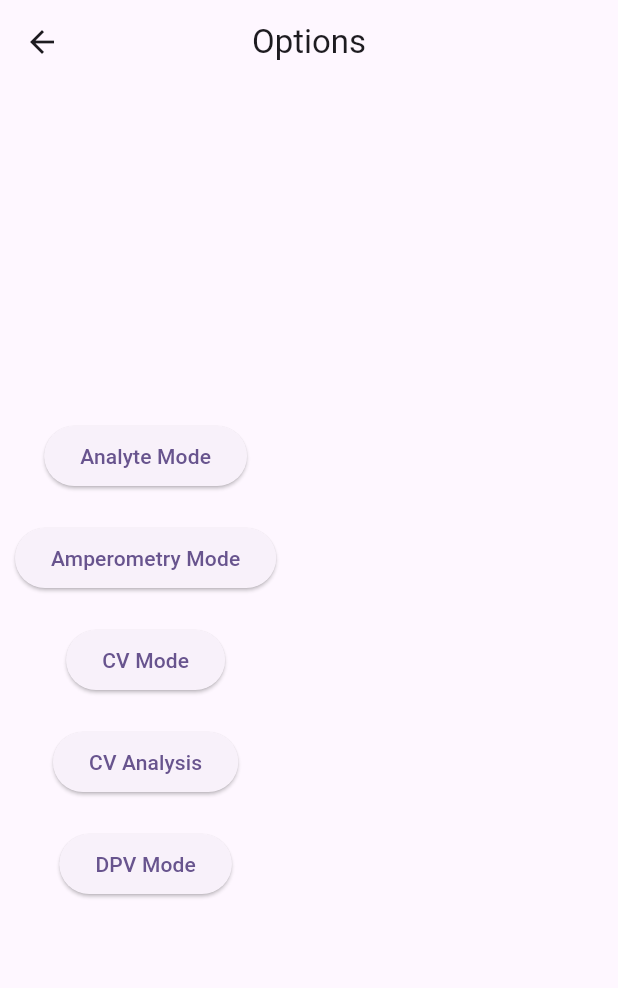
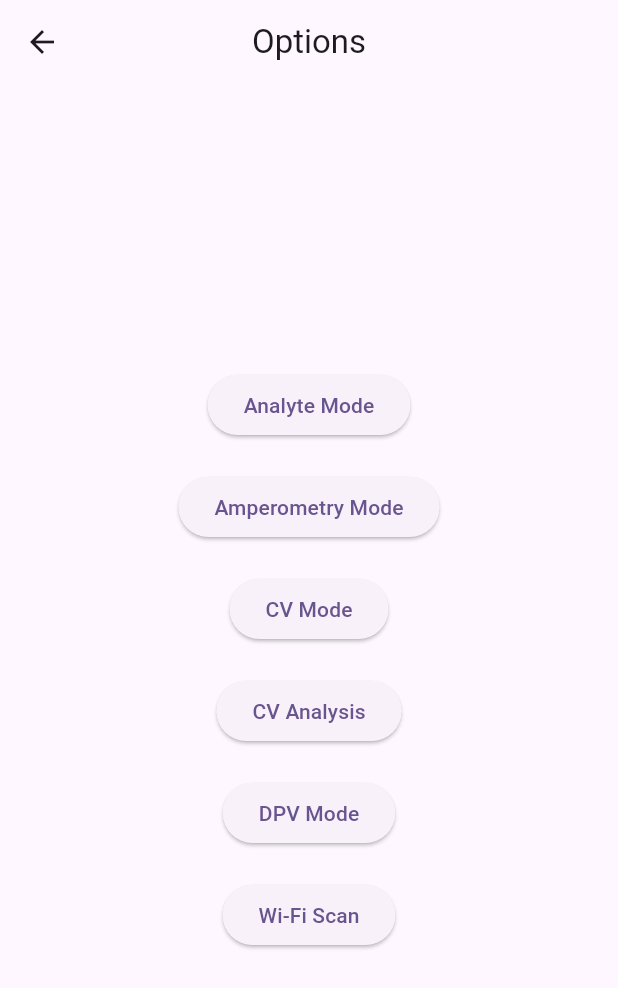
Before and after one commit to Shash976/health-sense, a Flutter app: the OptionsPage screen opened directly with empty values, on a phone screen of 412 x 824 dp. Shown: the top 988 px of the screen. Run offline on Flutter 3.47's test engine with Material 3 defaults, Android fonts, the phone set to English and light mode, and no system bars; our stand-ins replace file_picker, fl_chart, google_fonts.

Commit message:
Added an option to go to wifi scanning page

```diff
--- a/lib/options.dart
+++ b/lib/options.dart
@@ -18,7 +18,8 @@ class OptionsPage extends StatelessWidget {
         title: const Text('Options'),
         centerTitle: true,
       ),
-      body: Column(
+      body: Center(
+        child: Column(
           mainAxisAlignment: MainAxisAlignment.center,
           crossAxisAlignment: CrossAxisAlignment.center,
           children: [
@@ -93,7 +94,21 @@ class OptionsPage extends StatelessWidget {
                 child: const Text('DPV Mode'),
               ),
             ),
-        ],
+            Padding(padding: EdgeInsets.all(10.0),
+              child: ElevatedButton(
+                onPressed: () {
+                  Navigator.push(
+                    context,
+                    MaterialPageRoute(
+                        builder: (_) => DPVConfigPage(deviceIp: deviceIp)
+                    ),
+                  );
+                },
+                child: const Text('Wi-Fi Scan'),
+              ),
+            ),
+          ]
+        )
       )
     );
   }
```
Lines whose indentation alone changed are shown as unchanged.
